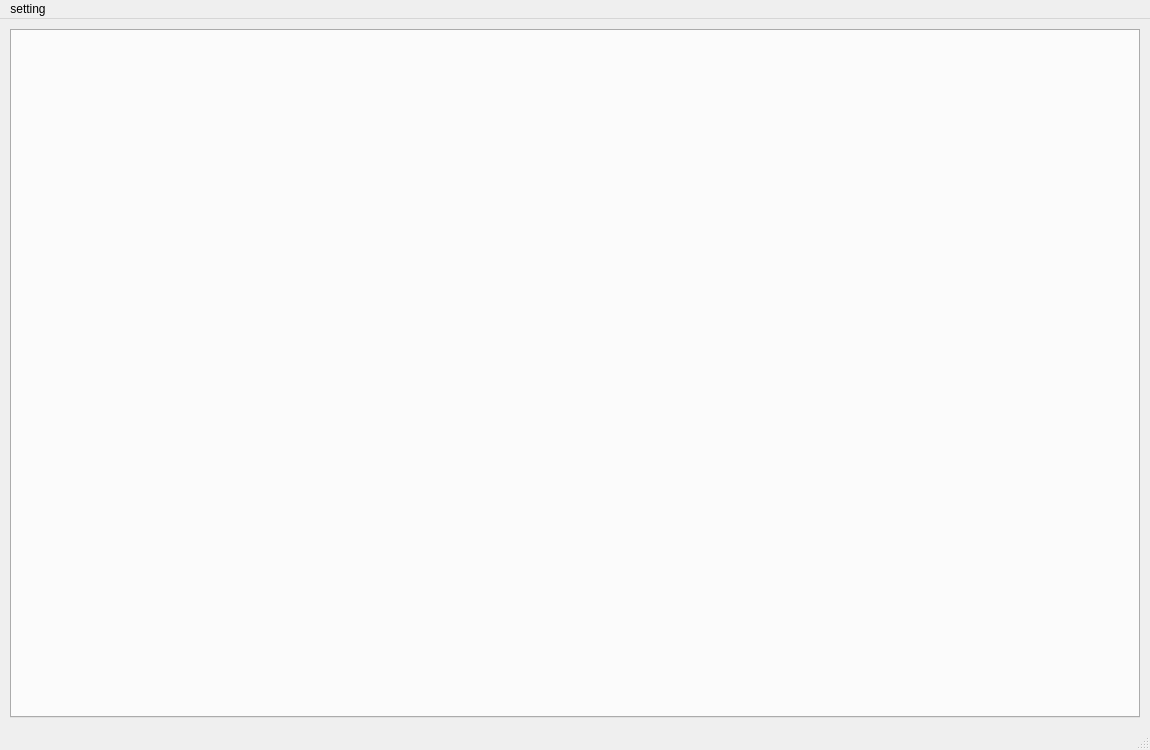
Before: the Qt Designer form PrintShopApp/src/ui/print_shop_app.ui in wizardcori/print_shop, drawn with Qt 5.
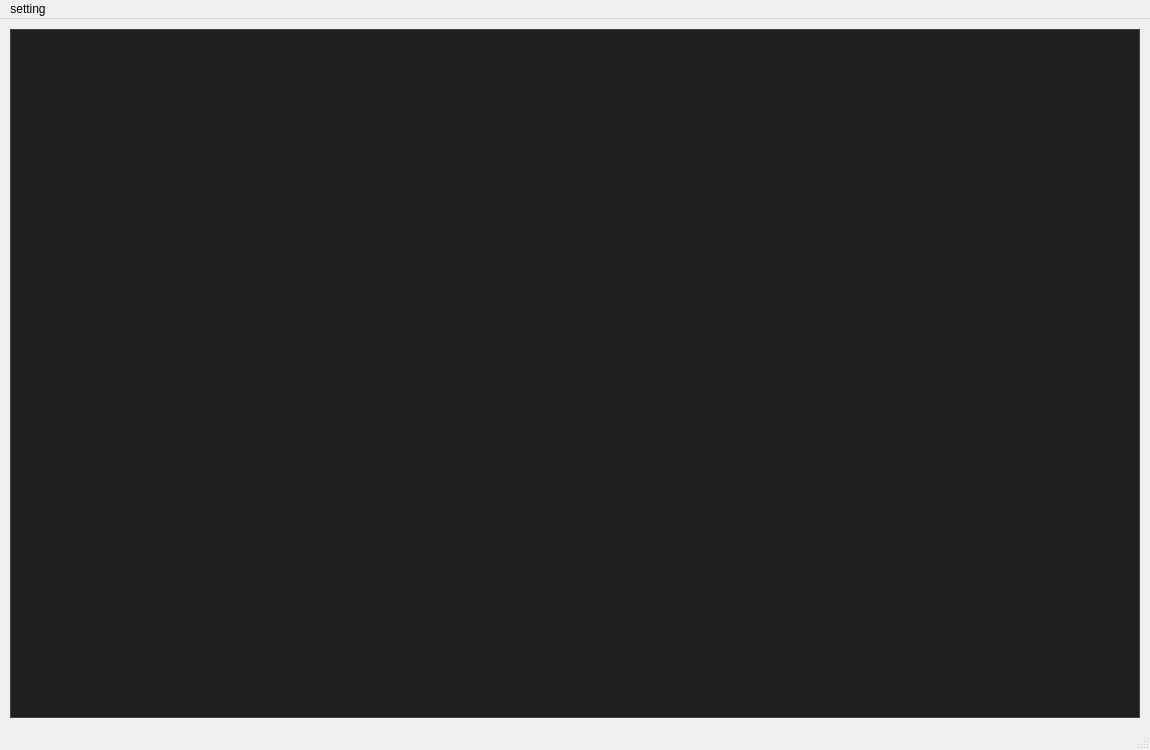
After: the same form once the commit is applied.

Diff of the .ui file:
```diff
--- a/PrintShopApp/src/ui/print_shop_app.ui
+++ b/PrintShopApp/src/ui/print_shop_app.ui
@@ -29,6 +29,33 @@
     </property>
     <item>
      <widget class="QTabWidget" name="main_tabs">
+      <property name="styleSheet">
+       <string notr="true">
+        QTabWidget::pane {
+            border: 1px solid #444444;
+            background-color: #1e1e1e;
+        }
+        QTabBar::tab {
+            background-color: #2d2d2d;
+            color: #888888;
+            padding: 8px 16px;
+            margin-right: 2px;
+            border-top-left-radius: 4px;
+            border-top-right-radius: 4px;
+            border: 1px solid #3f3f3f;
+        }
+        QTabBar::tab:selected {
+            background-color: #007acc;
+            color: #ffffff;
+            font-weight: bold;
+            border-color: #007acc;
+        }
+        QTabBar::tab:hover:not(:selected) {
+            background-color: #3d3d3d;
+            color: #cccccc;
+        }
+       </string>
+      </property>
       <property name="currentIndex">
        <number>-1</number>
       </property>
```
